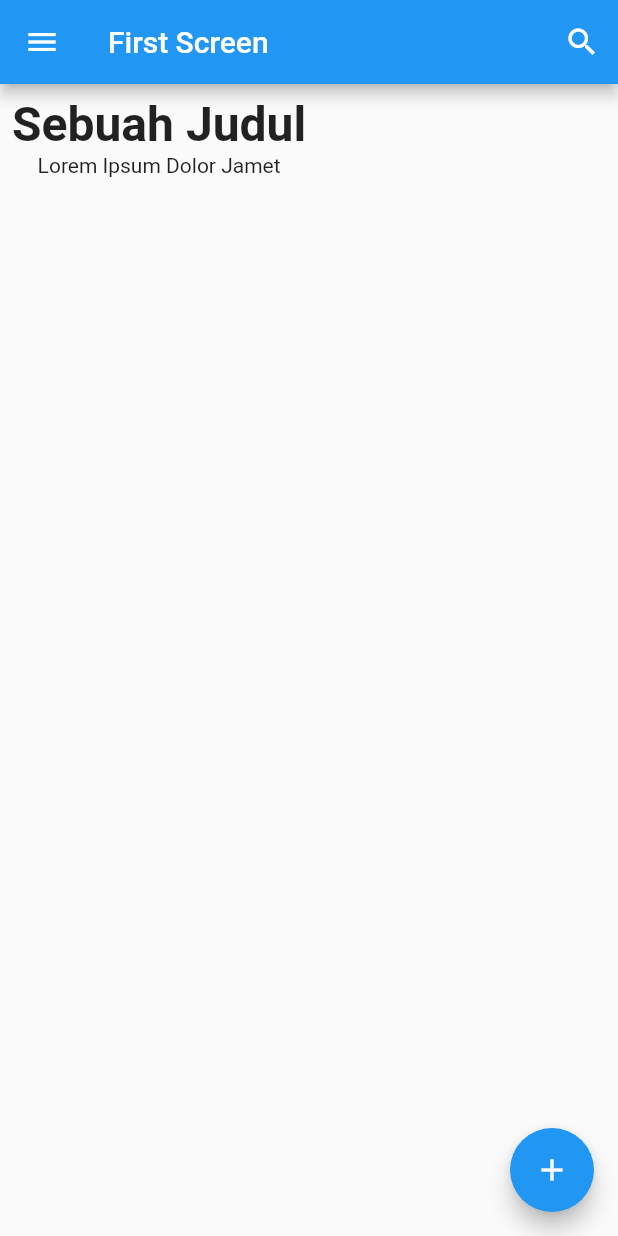
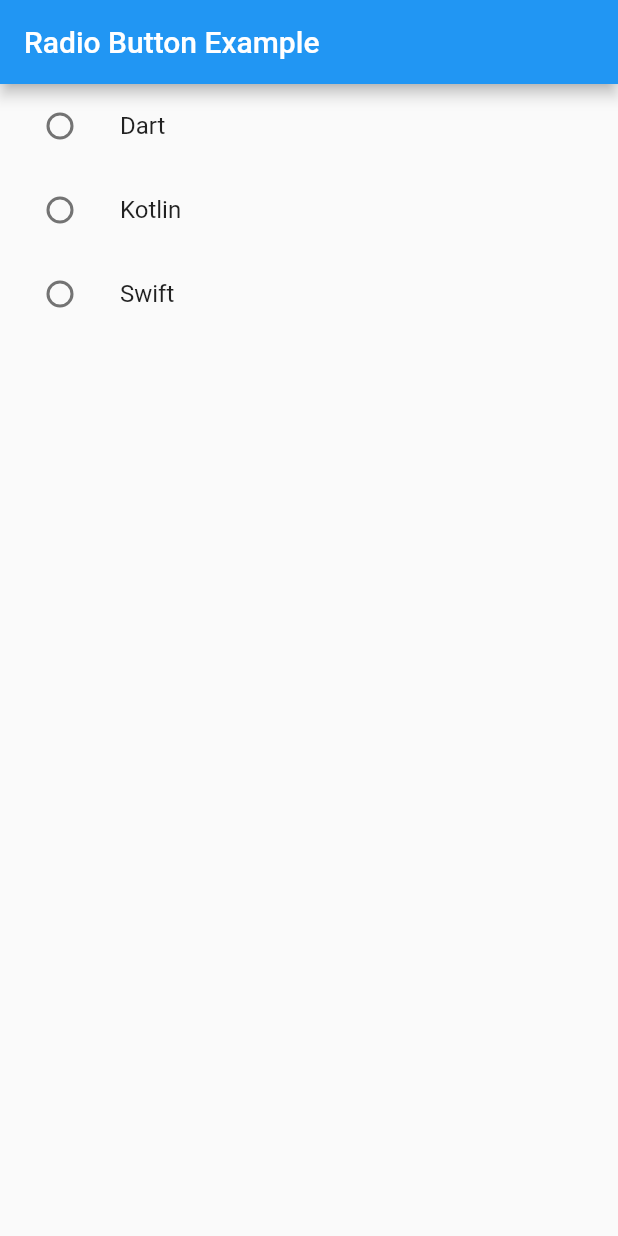
Before and after one commit to Jeanjinmo/flutter_widget_example, a Flutter app: the screen it shows after launch, on a phone screen of 412 x 824 dp. Run offline on Flutter 3.47's test engine with Material 2 defaults, Android fonts, the phone set to English and light mode, and no system bars.

Commit message:
Second Commit : Add Widget Input and Button

```diff
--- a/lib/main.dart
+++ b/lib/main.dart
@@ -1,5 +1,9 @@
 import 'package:flutter/material.dart';
+import 'package:flutter_app/check_box.dart';
+import 'package:flutter_app/radio.dart';
 import 'package:flutter_app/scaffold.dart';
+import 'package:flutter_app/switch.dart';
+import 'package:flutter_app/text_field.dart';
 
 
 void main() {
@@ -11,7 +15,7 @@ class MyApp extends StatelessWidget {
     return MaterialApp(
         title: 'Flutter Demo',
         theme: ThemeData(primarySwatch: Colors.blue),
-        home: const FirstScreen()); //Panggil FirstScreen kesini
+        home: const RadioExample());
   }
 }
 
--- /dev/null
+++ b/lib/radio.dart
@@ -0,0 +1,70 @@
+import 'package:flutter/material.dart';
+
+class RadioExample extends StatefulWidget {
+  const RadioExample({Key? key}) : super(key: key);
+
+  @override
+  State<StatefulWidget> createState() => _RadioExample();
+}
+
+class _RadioExample extends State<RadioExample> {
+  String? language;
+
+  @override
+  Widget build(BuildContext context) {
+    return Scaffold(
+      appBar: AppBar(
+        title: Text('Radio Button Example'),
+      ),
+      body: Column(
+        mainAxisSize: MainAxisSize.min,
+        children: [
+          ListTile(
+            title: const Text('Dart'),
+            leading: Radio<String>(
+              value: 'Dart',
+              groupValue: language,
+              onChanged: (String? value) {
+                setState(() {
+                  language = value;
+                  showSnackbar();
+                });
+              },
+            ),
+          ),
+          ListTile(
+            title: Text('Kotlin'),
+            leading: Radio<String>(
+              value: 'Kotlin',
+              groupValue: language,
+              onChanged: (String? value) {
+                setState(() {
+                  language = value;
+                  showSnackbar();
+                });
+              },
+            ),
+          ),
+          ListTile(title: Text('Swift'),
+          leading: Radio<String>(
+            value: 'Swift',
+            groupValue: language,
+            onChanged: (String? value){
+              setState(() {
+                language = value;
+                showSnackbar();
+              });
+            },
+          ),)
+        ],
+      ),
+    );
+  }
+
+  void showSnackbar() {
+    ScaffoldMessenger.of(context).showSnackBar(SnackBar(
+      content: Text('$language selected'),
+      duration: Duration(seconds: 1),
+    ));
+  }
+}
```
Also changed, not shown: lib/check_box.dart (added, +32 -0 lines), lib/switch.dart (added, +33 -0 lines), lib/text_field.dart (added, +109 -0 lines).
